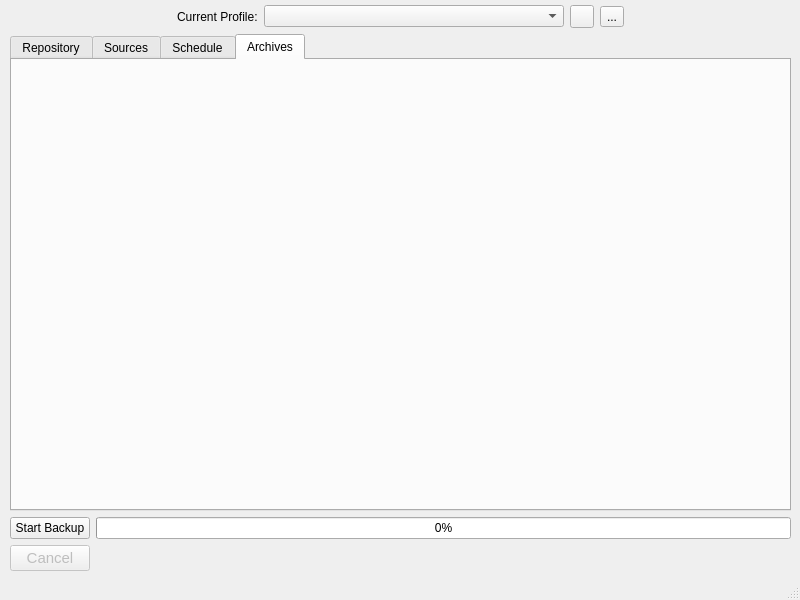
borgbase/vorta, file src/vorta/assets/UI/mainwindow.ui: the form before one commit.
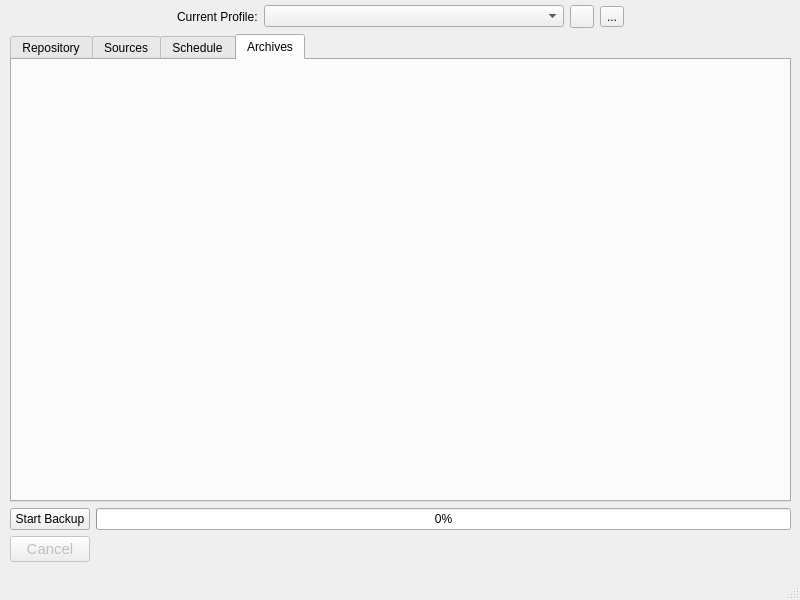
The form after the commit. Icons and pictures are not drawn.

Patch:
```diff
--- a/src/vorta/assets/UI/mainwindow.ui
+++ b/src/vorta/assets/UI/mainwindow.ui
@@ -170,7 +170,7 @@
      </item>
      <item>
       <layout class="QGridLayout" name="gridLayout">
-       <item row="1" column="1">
+       <item row="1" column="1" alignment="Qt::AlignTop">
         <widget class="QLabel" name="createProgressText">
          <property name="sizePolicy">
           <sizepolicy hsizetype="Preferred" vsizetype="Fixed">
@@ -181,7 +181,7 @@
          <property name="minimumSize">
           <size>
            <width>0</width>
-           <height>20</height>
+           <height>35</height>
           </size>
          </property>
          <property name="font">
@@ -200,7 +200,7 @@
          </property>
         </widget>
        </item>
-       <item row="1" column="0">
+       <item row="1" column="0" alignment="Qt::AlignTop">
         <widget class="QPushButton" name="cancelButton">
          <property name="enabled">
           <bool>false</bool>
```
Left out of the diff: 4 changed lines with no effect on the pictures.
